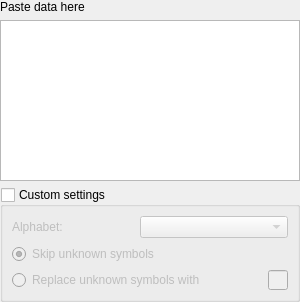
This is src/corelibs/U2Gui/src/util/ui/SeqPasterWidget.ui in dualword/ugene-qt4 as Qt 5 draws it before an edit. The edited form follows.
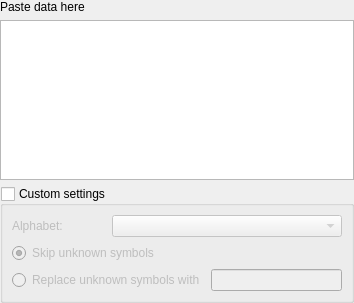
This is the edited form. Custom widgets are drawn as their Qt base class.

Diff of the .ui file:
```diff
--- a/src/corelibs/U2Gui/src/util/ui/SeqPasterWidget.ui
+++ b/src/corelibs/U2Gui/src/util/ui/SeqPasterWidget.ui
@@ -6,16 +6,16 @@
    <rect>
     <x>0</x>
     <y>0</y>
-    <width>300</width>
-    <height>302</height>
+    <width>354</width>
+    <height>303</height>
    </rect>
   </property>
   <property name="windowTitle">
    <string>Create annotation</string>
   </property>
   <layout class="QVBoxLayout" name="verticalLayout">
-   <property name="spacing">
-    <number>6</number>
+   <property name="leftMargin">
+    <number>0</number>
    </property>
    <property name="margin">
     <number>0</number>
@@ -87,30 +87,6 @@
         <property name="enabled">
          <bool>false</bool>
         </property>
-        <property name="sizePolicy">
-         <sizepolicy hsizetype="Fixed" vsizetype="Fixed">
-          <horstretch>0</horstretch>
-          <verstretch>0</verstretch>
-         </sizepolicy>
-        </property>
-        <property name="minimumSize">
-         <size>
-          <width>1</width>
-          <height>1</height>
-         </size>
-        </property>
-        <property name="maximumSize">
-         <size>
-          <width>20</width>
-          <height>20</height>
-         </size>
-        </property>
-        <property name="baseSize">
-         <size>
-          <width>9</width>
-          <height>9</height>
-         </size>
-        </property>
         <property name="maxLength">
          <number>1</number>
         </property>
@@ -121,6 +97,13 @@
    </item>
   </layout>
  </widget>
+ <customwidgets>
+  <customwidget>
+   <class>U2::SequenceTextEdit</class>
+   <extends>QPlainTextEdit</extends>
+   <header location="global">U2Gui/SequenceTextEdit.h</header>
+  </customwidget>
+ </customwidgets>
  <resources/>
  <connections>
   <connection>
```
Left out of the diff: 10 changed lines with no effect on the pictures.
